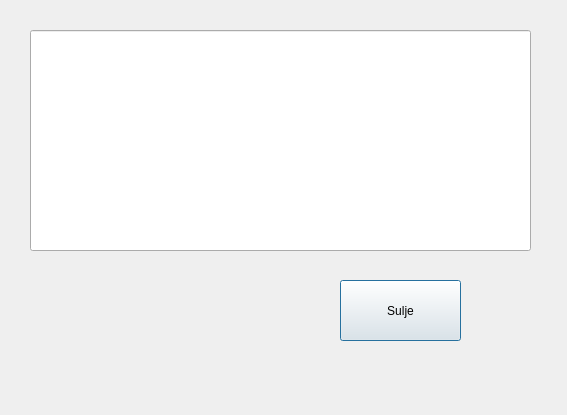
Old version of the form bankautomat/consoletilitapahtumat.ui in the repository tvt21kmo-bank-project/group_5.
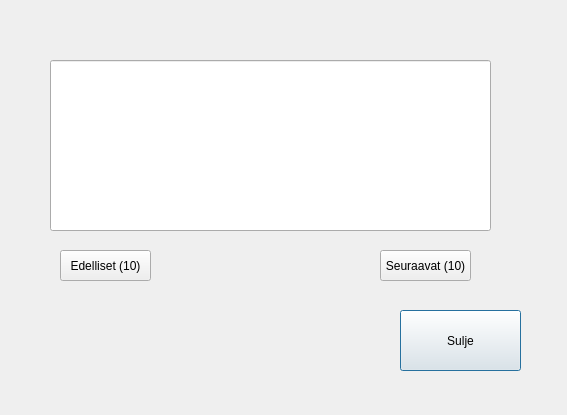
New version of the form.

Patch:
```diff
--- a/bankautomat/consoletilitapahtumat.ui
+++ b/bankautomat/consoletilitapahtumat.ui
@@ -16,8 +16,8 @@
   <widget class="QPushButton" name="btnSulje">
    <property name="geometry">
     <rect>
-     <x>340</x>
-     <y>280</y>
+     <x>400</x>
+     <y>310</y>
      <width>121</width>
      <height>61</height>
     </rect>
@@ -29,13 +29,39 @@
   <widget class="QLineEdit" name="lineEditTapahtumat">
    <property name="geometry">
     <rect>
-     <x>30</x>
-     <y>30</y>
-     <width>501</width>
-     <height>221</height>
+     <x>50</x>
+     <y>60</y>
+     <width>441</width>
+     <height>171</height>
     </rect>
    </property>
   </widget>
+  <widget class="QPushButton" name="btnPrev10">
+   <property name="geometry">
+    <rect>
+     <x>60</x>
+     <y>250</y>
+     <width>91</width>
+     <height>31</height>
+    </rect>
+   </property>
+   <property name="text">
+    <string>Edelliset (10)</string>
+   </property>
+  </widget>
+  <widget class="QPushButton" name="btnNext10">
+   <property name="geometry">
+    <rect>
+     <x>380</x>
+     <y>250</y>
+     <width>91</width>
+     <height>31</height>
+    </rect>
+   </property>
+   <property name="text">
+    <string>Seuraavat (10)</string>
+   </property>
+  </widget>
  </widget>
  <resources/>
  <connections/>
```
